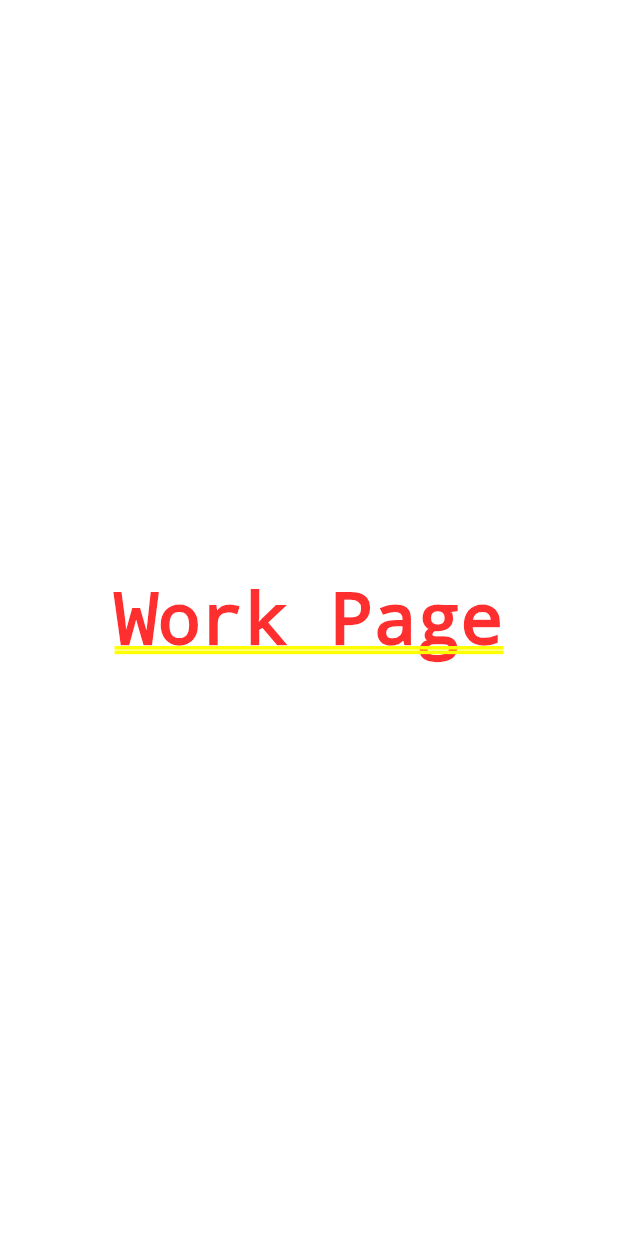
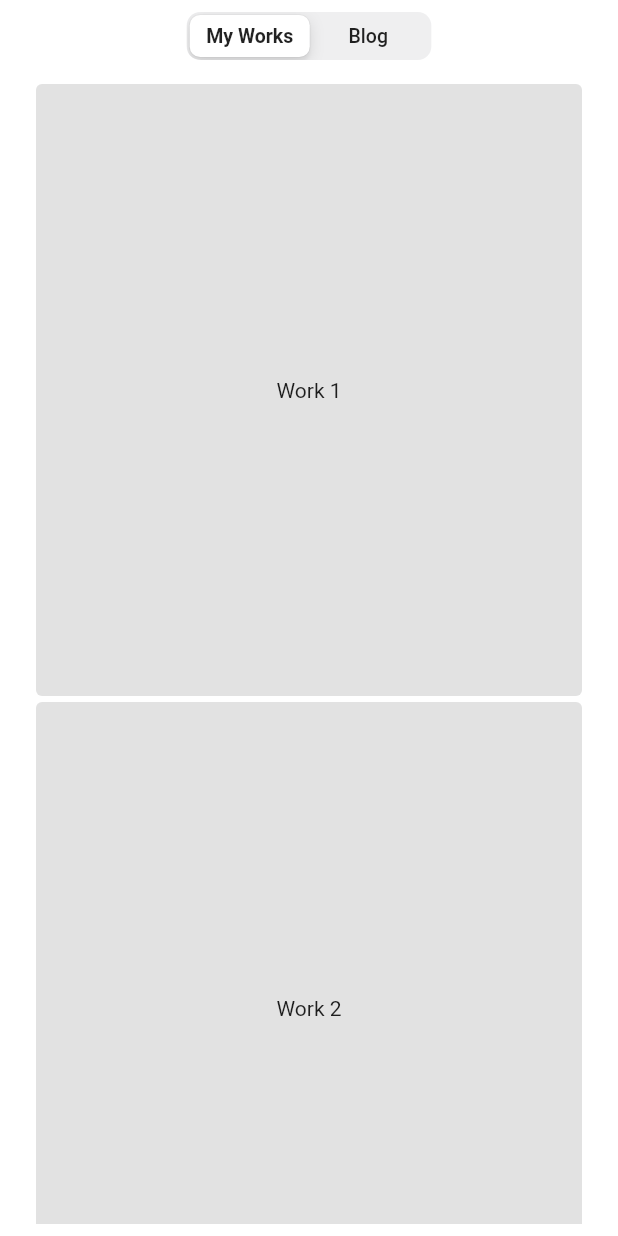
Before and after one commit to thisisyusub/Portfolio, a Flutter app: the screen it shows after launch, item 3 of the bottom bar chosen, on a phone screen of 412 x 824 dp. Run offline on Flutter 3.47's test engine with Material 2 defaults, Android fonts, the phone set to English and light mode, and no system bars; our stand-ins replace font_awesome_flutter, google_fonts, scroll_to_index, url_strategy.

Commit message:
work page ui updated

```diff
--- a/lib/presentation/pages/main/main_page.dart
+++ b/lib/presentation/pages/main/main_page.dart
@@ -2,10 +2,10 @@ import 'package:flutter/cupertino.dart';
 import 'package:flutter/material.dart';
 import 'package:scroll_to_index/scroll_to_index.dart';
 
+import '../../utils/smooth_scroll.dart';
 import '../sections/about.dart';
 import '../sections/contact.dart';
 import '../sections/home.dart';
-import '../sections/work.dart';
 import 'widgets/menu_bar.dart';
 import 'widgets/top_bar.dart';
 
@@ -33,17 +33,19 @@ class _MainPageState extends State<MainPage> {
               child: TopBar(),
             ),
             Expanded(
-              child: Scrollbar(
+              child: SmoothScroll(
+                controller: controller,
+                child: CupertinoScrollbar(
                   controller: controller,
                   child: ListView(
                     controller: controller,
                     scrollDirection: Axis.vertical,
-                  physics: BouncingScrollPhysics(),
                     padding: const EdgeInsets.only(
                       left: 16.0,
                       right: 16.0,
                       top: 16.0,
                     ),
+                    physics: NeverScrollableScrollPhysics(),
                     children: [
                       AutoScrollTag(
                         key: ValueKey(0),
@@ -61,15 +63,10 @@ class _MainPageState extends State<MainPage> {
                         key: ValueKey(2),
                         controller: controller,
                         index: 2,
-                      child: Work(),
-                    ),
-                    AutoScrollTag(
-                      key: ValueKey(3),
-                      controller: controller,
-                      index: 3,
                         child: Contact(),
                       ),
                     ],
+                  ),
                 ),
               ),
             ),
--- a/lib/presentation/pages/main/widgets/menu_bar.dart
+++ b/lib/presentation/pages/main/widgets/menu_bar.dart
@@ -41,7 +41,7 @@ class MenuBar extends StatelessWidget {
               MenuButton(
                 'Contact',
                 CupertinoIcons.envelope,
-                () => animateTo(3),
+                () => animateTo(2),
               ),
             ],
           ),
--- /dev/null
+++ b/lib/presentation/pages/work/widgets/responsive_multi_item_builder.dart
@@ -0,0 +1,76 @@
+import 'package:flutter/cupertino.dart';
+import 'package:flutter/material.dart';
+
+import '../../../responsive_x.dart';
+import '../../../utils/smooth_scroll.dart';
+
+class ResponsiveMultiChildBuilder extends StatelessWidget {
+  final IndexedWidgetBuilder itemBuilder;
+  final int itemCount;
+
+  ResponsiveMultiChildBuilder({
+    required this.itemBuilder,
+    required this.itemCount,
+  });
+
+  final _controller = ScrollController();
+
+  @override
+  Widget build(BuildContext context) {
+    return ResponsiveX(builder: (_, deviceInfo) {
+      final deviceType = deviceInfo.deviceType;
+
+      Widget multiElementBuilder;
+
+      if (deviceType == DeviceType.mobile) {
+        multiElementBuilder = ListView.builder(
+          controller: _controller,
+          physics: NeverScrollableScrollPhysics(),
+          padding: const EdgeInsets.only(
+            left: 16.0,
+            right: 16.0,
+            bottom: 30.0,
+          ),
+          itemBuilder: (ctx, i) => ConstrainedBox(
+            constraints: BoxConstraints(
+              minWidth: double.infinity,
+              minHeight: deviceInfo.size.height / 2,
+            ),
+            child: itemBuilder(ctx, i),
+          ),
+          itemCount: itemCount,
+        );
+      } else {
+        final isDesktop = deviceType == DeviceType.desktop;
+        final crossAxisCount = isDesktop ? 3 : 2;
+        final mainAxisExtent = deviceInfo.size.height / 2;
+
+        multiElementBuilder = GridView.builder(
+          controller: _controller,
+          physics: NeverScrollableScrollPhysics(),
+          padding: const EdgeInsets.only(
+            left: 16.0,
+            right: 16.0,
+            bottom: 30.0,
+          ),
+          gridDelegate: SliverGridDelegateWithFixedCrossAxisCount(
+            crossAxisCount: crossAxisCount,
+            mainAxisSpacing: 10,
+            crossAxisSpacing: 10,
+            mainAxisExtent: mainAxisExtent,
+          ),
+          itemBuilder: itemBuilder,
+          itemCount: itemCount,
+        );
+      }
+
+      return SmoothScroll(
+        controller: _controller,
+        child: CupertinoScrollbar(
+          controller: _controller,
+          child: multiElementBuilder,
+        ),
+      );
+    });
+  }
+}
--- a/lib/presentation/pages/work/work_page.dart
+++ b/lib/presentation/pages/work/work_page.dart
@@ -1,11 +1,132 @@
+import 'package:flutter/cupertino.dart';
 import 'package:flutter/material.dart';
 
-class WorkPage extends StatelessWidget {
+import 'widgets/responsive_multi_item_builder.dart';
+
+class WorkPage extends StatefulWidget {
+  @override
+  _WorkPageState createState() => _WorkPageState();
+}
+
+class _WorkPageState extends State<WorkPage> {
+  final controller = PageController(initialPage: 0);
+  int selection = 0;
+
+  final works = [
+    'Work 1',
+    'Work 2',
+    'Work 3',
+    'Work 4',
+    'Work 5',
+    'Work 6',
+    'Work 7',
+  ];
+
+  final blog = [
+    'Blog 1',
+    'Blog 2',
+    'Blog 3',
+    'Blog 4',
+    'Blog 5',
+    'Blog 6',
+    'Blog 7',
+    'Blog 8',
+    'Blog 9',
+    'Blog 10',
+    'Blog 11',
+  ];
+
+  @override
+  void didChangeDependencies() {
+    controller.addListener(() {
+      final currentPage = controller.page?.round();
+
+      if (currentPage != selection) {
+        setState(() {
+          selection = currentPage!;
+        });
+      }
+    });
+    super.didChangeDependencies();
+  }
+
   @override
   Widget build(BuildContext context) {
-    return Container(
-      child: Center(
-        child: Text('Work Page'),
+    return Scaffold(
+      body: SafeArea(
+        child: Padding(
+          padding: const EdgeInsets.all(8.0),
+          child: Column(
+            children: [
+              Align(
+                alignment: Alignment.topCenter,
+                child: CupertinoSlidingSegmentedControl<int>(
+                  children: {
+                    0: Text('My Works'),
+                    1: Text('Blog'),
+                  },
+                  groupValue: selection,
+                  onValueChanged: (newSelection) {
+                    setState(() {
+                      selection = newSelection!;
+                    });
+                    controller.animateToPage(
+                      selection,
+                      duration: Duration(milliseconds: 500),
+                      curve: Curves.easeIn,
+                    );
+                  },
+                ),
+              ),
+              const SizedBox(height: 16),
+              Expanded(
+                child: PageView(
+                  controller: controller,
+                  children: [
+                    ResponsiveMultiChildBuilder(
+                      itemBuilder: (_, index) {
+                        return Container(
+                          margin: const EdgeInsets.only(bottom: 4.0),
+                          decoration: BoxDecoration(
+                            color: Theme.of(context).primaryColor.withOpacity(
+                                  0.3,
+                                ),
+                            borderRadius: BorderRadius.circular(4.0),
+                          ),
+                          child: Center(
+                            child: Text(
+                              works[index],
+                            ),
+                          ),
+                        );
+                      },
+                      itemCount: works.length,
+                    ),
+                    ResponsiveMultiChildBuilder(
+                      itemBuilder: (_, index) {
+                        return Container(
+                          margin: const EdgeInsets.only(bottom: 4.0),
+                          decoration: BoxDecoration(
+                            color: Theme.of(context).primaryColor.withOpacity(
+                                  0.3,
+                                ),
+                            borderRadius: BorderRadius.circular(4.0),
+                          ),
+                          child: Center(
+                            child: Text(
+                              blog[index],
+                            ),
+                          ),
+                        );
+                      },
+                      itemCount: blog.length,
+                    ),
+                  ],
+                ),
+              ),
+            ],
+          ),
+        ),
       ),
     );
   }
--- /dev/null
+++ b/lib/presentation/utils/smooth_scroll.dart
@@ -0,0 +1,74 @@
+import 'package:flutter/gestures.dart';
+import 'package:flutter/material.dart';
+
+const int DEFAULT_NORMAL_SCROLL_ANIMATION_LENGTH_MS = 250;
+const int DEFAULT_SCROLL_SPEED = 130;
+
+class SmoothScroll extends StatefulWidget {
+  ///Same ScrollController as the child widget's.
+  final ScrollController controller;
+
+  ///Child scrollable widget.
+  final Widget child;
+
+  ///Scroll speed px/scroll.
+  final int scrollSpeed;
+
+  ///Scroll animation length in milliseconds.
+  final int scrollAnimationLength;
+
+  ///Curve of the animation.
+  final Curve curve;
+
+  SmoothScroll({
+    required this.controller,
+    required this.child,
+    this.scrollSpeed = DEFAULT_SCROLL_SPEED,
+    this.scrollAnimationLength = DEFAULT_NORMAL_SCROLL_ANIMATION_LENGTH_MS,
+    this.curve = Curves.linear,
+  });
+
+  @override
+  _SmoothScrollState createState() => _SmoothScrollState();
+}
+
+class _SmoothScrollState extends State<SmoothScroll> {
+  double _scroll = 0;
+
+  @override
+  Widget build(BuildContext context) {
+    widget.controller.addListener(() {
+      if (widget.controller.position.activity is IdleScrollActivity) {
+        _scroll = widget.controller.position.extentBefore;
+      }
+    });
+
+    return Listener(
+      onPointerSignal: (pointerSignal) {
+        int millis = widget.scrollAnimationLength;
+        if (pointerSignal is PointerScrollEvent) {
+          if (pointerSignal.scrollDelta.dy > 0) {
+            _scroll += widget.scrollSpeed;
+          } else {
+            _scroll -= widget.scrollSpeed;
+          }
+          if (_scroll > widget.controller.position.maxScrollExtent) {
+            _scroll = widget.controller.position.maxScrollExtent;
+            millis = widget.scrollAnimationLength ~/ 2;
+          }
+          if (_scroll < 0) {
+            _scroll = 0;
+            millis = widget.scrollAnimationLength ~/ 2;
+          }
+
+          widget.controller.animateTo(
+            _scroll,
+            duration: Duration(milliseconds: millis),
+            curve: widget.curve,
+          );
+        }
+      },
+      child: widget.child,
+    );
+  }
+}
```
Lines whose indentation alone changed are shown as unchanged.
